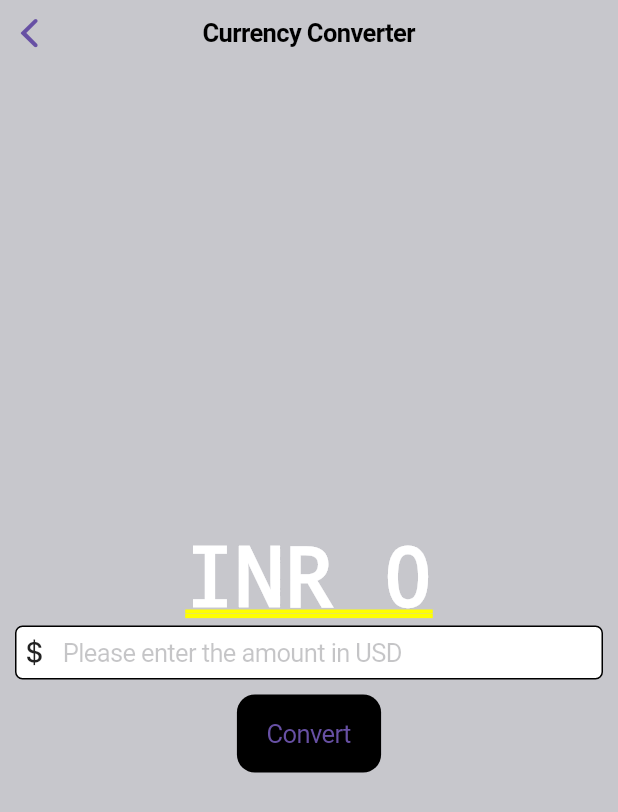
After one commit to whybhav360/Currency_Converter, a Flutter app: the CuperPage screen opened directly, on a phone screen of 412 x 824 dp. The commit adds this screen. Shown: the top 812 px of the screen. Run offline on Flutter 3.47's test engine with Material 3 defaults, Android fonts, the phone set to English and light mode, and no system bars.

Commit message:
Final Commit

```diff
--- /dev/null
+++ b/lib/cuper_page.dart
@@ -0,0 +1,71 @@
+import 'package:flutter/cupertino.dart';
+
+class CuperPage extends StatefulWidget {
+  const CuperPage({super.key});
+
+  @override
+  State<CuperPage> createState() =>
+      _CuperPageState();
+}
+
+class _CuperPageState
+    extends State<CuperPage> {
+  double result = 0;
+  final TextEditingController textEditingController = TextEditingController();
+
+  void convert() {
+    result = double.parse(textEditingController.text) * 80;
+    setState(() {});
+  }
+
+  @override
+  Widget build(BuildContext context) {
+    return CupertinoPageScaffold(
+      backgroundColor: CupertinoColors.systemGrey3,
+      navigationBar: const CupertinoNavigationBar(
+        backgroundColor: CupertinoColors.systemGrey3,
+        middle: Text('Currency Converter'),
+      ),
+      child: Center(
+        child: Padding(
+          padding: const EdgeInsets.all(10),
+          child: Column(
+            mainAxisAlignment: MainAxisAlignment.center,
+            children: [
+              Text(
+                'INR ${result != 0 ? result.toStringAsFixed(3) : result.toStringAsFixed(0)}',
+                style: const TextStyle(
+                  fontSize: 55,
+                  fontWeight: FontWeight.bold,
+                  color: Color.fromARGB(255, 255, 255, 255),
+                ),
+              ),
+              CupertinoTextField(
+                controller: textEditingController,
+                style: const TextStyle(
+                  color: CupertinoColors.black,
+                ),
+                decoration: BoxDecoration(
+                  color: CupertinoColors.white,
+                  border: Border.all(),
+                  borderRadius: BorderRadius.circular(5),
+                ),
+                placeholder: 'Please enter the amount in USD',
+                prefix: const Icon(CupertinoIcons.money_dollar),
+                keyboardType: const TextInputType.numberWithOptions(
+                  decimal: true,
+                ),
+              ),
+              const SizedBox(height: 10),
+              CupertinoButton(
+                onPressed: convert,
+                color: CupertinoColors.black,
+                child: const Text('Convert'),
+              ),
+            ],
+          ),
+        ),
+      ),
+    );
+  }
+}
--- a/lib/main.dart
+++ b/lib/main.dart
@@ -1,3 +1,6 @@
+import 'package:flutter/cupertino.dart';
+
+import 'cuper_page.dart';
 import 'mat_page.dart';
 import 'package:flutter/material.dart';
 
@@ -25,3 +28,14 @@ class MyApp extends StatelessWidget{
     );
   }
 }
+
+class MyCupertinoApp extends StatelessWidget {
+  const MyCupertinoApp({super.key});
+
+  @override
+  Widget build(BuildContext context) {
+    return const CupertinoApp(
+      home: CuperPage(),
+    );
+  }
+}
```
